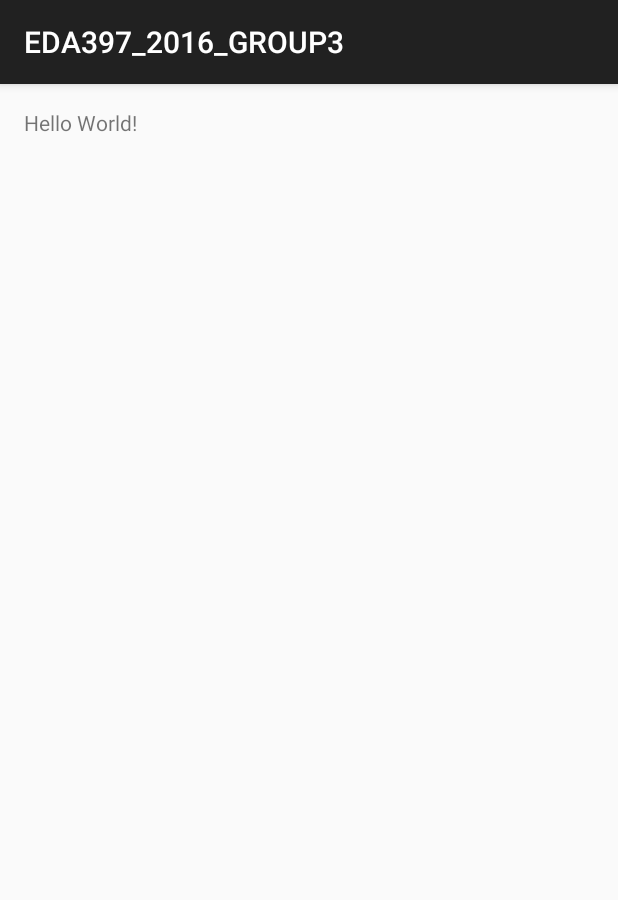
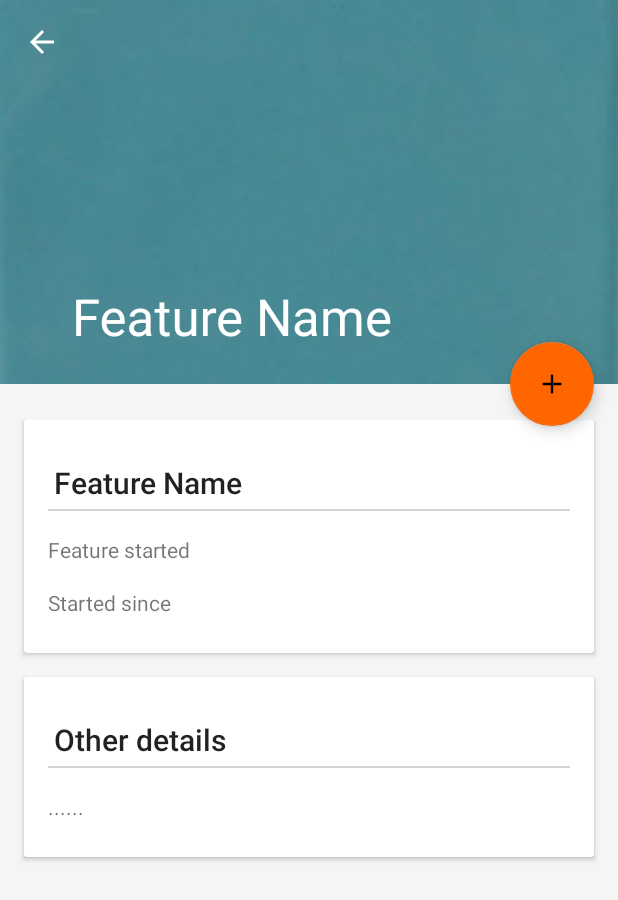
Before and after one commit to sebbe33/EDA_397_2016_Group3, an Android app: the screen it shows after launch (MainActivity before the commit, PunchInActivity after it), on a phone screen of 412 x 824 dp. Shown: the top 900 px of the screen. Run offline under Robolectric (Android 15) with nearby library versions, the phone set to English and light mode, and no system bars.

Commit message:
punchInAndOutfeature

```diff
--- a/app/src/main/AndroidManifest.xml
+++ b/app/src/main/AndroidManifest.xml
@@ -7,8 +7,8 @@
         android:icon="@mipmap/ic_launcher"
         android:label="@string/app_name"
         android:supportsRtl="true"
-        android:theme="@style/AppTheme">
-        <activity android:name=".MainActivity">
+        android:theme="@style/Theme.DesignDemo">
+        <activity android:name=".PunchInActivity">
             <intent-filter>
                 <action android:name="android.intent.action.MAIN" />
 
--- a/app/src/main/java/chalmers/eda397_2016_group3/MainActivity.java
+++ /dev/null
@@ -1,14 +0,0 @@
-package chalmers.eda397_2016_group3;
-
-import android.support.v7.app.ActionBarActivity;
-import android.os.Bundle;
-
-public class MainActivity extends ActionBarActivity {
-
-    @Override
-    protected void onCreate(Bundle savedInstanceState) {
-        super.onCreate(savedInstanceState);
-        setContentView(R.layout.activity_main);
-        System.out.println("Hello world! <3");
-    }
-}
--- /dev/null
+++ b/app/src/main/java/chalmers/eda397_2016_group3/PunchInActivity.java
@@ -0,0 +1,112 @@
+package chalmers.eda397_2016_group3;
+
+import android.content.Context;
+import android.content.Intent;
+import android.content.res.ColorStateList;
+import android.graphics.Color;
+import android.os.Bundle;
+import android.support.design.widget.CollapsingToolbarLayout;
+import android.support.design.widget.FloatingActionButton;
+import android.support.design.widget.Snackbar;
+import android.support.v7.app.AppCompatActivity;
+import android.support.v7.widget.Toolbar;
+import android.view.Menu;
+import android.view.MenuItem;
+import android.view.View;
+import android.widget.ImageView;
+import android.widget.TextView;
+
+import com.bumptech.glide.Glide;
+
+/**
+ * Created by N10 on 4/26/2016.
+ */
+public class PunchInActivity  extends AppCompatActivity {
+
+
+    public static String color="#fffff";
+
+    int status;
+
+    @Override
+    public void onCreate(Bundle savedInstanceState) {
+        super.onCreate(savedInstanceState);
+        setContentView(R.layout.punchin_feature);
+
+        final Toolbar toolbar = (Toolbar) findViewById(R.id.toolbar);
+
+        status=0;
+
+        setSupportActionBar(toolbar);
+        getSupportActionBar().setDisplayHomeAsUpEnabled(true);
+
+        CollapsingToolbarLayout collapsingToolbar = (CollapsingToolbarLayout) findViewById(R.id.collapsing_toolbar);
+        collapsingToolbar.setTitle("Feature Name");
+
+
+        final TextView textView1= (TextView) findViewById(R.id.feature_status);
+        final TextView textView2= (TextView) findViewById(R.id.feature_time);
+        textView1.setText("Feature started");
+        textView2.setText("Started since ");
+
+
+        loadBackdrop(R.drawable.background);
+        final FloatingActionButton fab = (FloatingActionButton) findViewById(R.id.fab);
+        if(status==0) {
+            fab.setBackgroundTintList(ColorStateList.valueOf(getResources().getColor(R.color.fab_background_out)));
+
+
+        }
+        else{
+            fab.setBackgroundTintList(ColorStateList.valueOf(getResources().getColor(R.color.fab_background_in)));
+
+        }
+
+        fab.setOnClickListener(new View.OnClickListener() {
+            @Override
+            public void onClick(View view) {
+
+
+                if(status==0){
+                    Snackbar.make(view,"Feature started", Snackbar.LENGTH_LONG)
+                            .setAction("Action", null).show();
+                    fab.setBackgroundTintList(ColorStateList.valueOf(getResources().getColor(R.color.fab_background_in)));
+                    status=1;
+                }
+                else{
+                    Snackbar.make(view, "Feature Stopped", Snackbar.LENGTH_LONG)
+                            .setAction("Action", null).show();
+                    fab.setBackgroundTintList(ColorStateList.valueOf(getResources().getColor(R.color.fab_background_out)));
+                    status=0;
+                }
+
+            }
+        });
+
+
+    }
+
+    private void loadBackdrop(int imgId) {
+        final ImageView imageView = (ImageView) findViewById(R.id.backdrop);
+        imageView.setBackgroundColor(Color.parseColor("#ffffff"));
+        Glide.with(this).load(imgId).into(imageView);
+    }
+
+    @Override
+    public boolean onCreateOptionsMenu(Menu menu) {
+
+        return false;
+    }
+
+    public boolean onOptionsItemSelected(MenuItem item) {
+        // Handle action bar item clicks here. The action bar will
+        // automatically handle clicks on the Home/Up button, so long
+        // as you specify a parent activity in AndroidManifest.xml.
+        super.onBackPressed();
+        return true;
+    }
+
+
+
+
+}
--- /dev/null
+++ b/app/src/main/res/layout/punchin_feature.xml
@@ -0,0 +1,176 @@
+<?xml version="1.0" encoding="utf-8"?>
+<!--
+  ~ Copyright (C) 2015 The Android Open Source Project
+  ~
+  ~ Licensed under the Apache License, Version 2.0 (the "License");
+  ~ you may not use this file except in compliance with the License.
+  ~ You may obtain a copy of the License at
+  ~
+  ~      http://www.apache.org/licenses/LICENSE-2.0
+  ~
+  ~ Unless required by applicable law or agreed to in writing, software
+  ~ distributed under the License is distributed on an "AS IS" BASIS,
+  ~ WITHOUT WARRANTIES OR CONDITIONS OF ANY KIND, either express or implied.
+  ~ See the License for the specific language governing permissions and
+  ~ limitations under the License.
+-->
+
+<android.support.design.widget.CoordinatorLayout xmlns:android="http://schemas.android.com/apk/res/android"
+    xmlns:app="http://schemas.android.com/apk/res-auto"
+    xmlns:materialdesign="http://schemas.android.com/tools"
+    android:id="@+id/main_content"
+    android:layout_width="match_parent"
+    android:layout_height="match_parent"
+    android:fitsSystemWindows="true">
+
+    <android.support.design.widget.AppBarLayout
+        android:id="@+id/appbar"
+        android:layout_width="match_parent"
+        android:layout_height="@dimen/detail_backdrop_height"
+        android:theme="@style/ThemeOverlay.AppCompat.Dark.ActionBar"
+        android:fitsSystemWindows="true">
+
+        <android.support.design.widget.CollapsingToolbarLayout
+            android:id="@+id/collapsing_toolbar"
+            android:layout_width="match_parent"
+            android:layout_height="match_parent"
+            app:layout_scrollFlags="scroll|exitUntilCollapsed"
+            android:fitsSystemWindows="true"
+            app:contentScrim="?attr/colorPrimary"
+            app:expandedTitleMarginStart="48dp"
+            app:expandedTitleMarginEnd="64dp">
+
+            <ImageView
+                android:id="@+id/backdrop"
+                android:layout_width="match_parent"
+                android:layout_height="match_parent"
+                android:scaleType="centerCrop"
+                android:fitsSystemWindows="true"
+                app:layout_collapseMode="parallax" />
+
+            <android.support.v7.widget.Toolbar
+                android:id="@+id/toolbar"
+                android:layout_width="match_parent"
+                android:layout_height="?attr/actionBarSize"
+                app:popupTheme="@style/ThemeOverlay.AppCompat.Light"
+                app:layout_collapseMode="pin" />
+
+        </android.support.design.widget.CollapsingToolbarLayout>
+
+    </android.support.design.widget.AppBarLayout>
+
+    <android.support.v4.widget.NestedScrollView
+        android:layout_width="match_parent"
+        android:layout_height="match_parent"
+        app:layout_behavior="@string/appbar_scrolling_view_behavior">
+
+        <LinearLayout
+            android:layout_width="match_parent"
+            android:layout_height="match_parent"
+            android:orientation="vertical"
+            android:paddingTop="24dp">
+
+
+
+            <android.support.v7.widget.CardView
+                android:layout_width="match_parent"
+                android:layout_height="wrap_content"
+                android:layout_marginBottom="@dimen/card_margin"
+                android:layout_marginLeft="@dimen/card_margin"
+                android:layout_marginRight="@dimen/card_margin">
+
+                <LinearLayout
+                    style="@style/Widget.CardContent"
+                    android:layout_width="match_parent"
+                    android:layout_height="wrap_content">
+
+
+
+                    <TextView
+                        android:layout_width="match_parent"
+                        android:layout_height="wrap_content"
+                        android:padding="4dp"
+                        android:text="Feature Name"
+                        android:textAppearance="@style/TextAppearance.AppCompat.Title" />
+
+                    <View
+                        android:layout_width="match_parent"
+                        android:layout_height="1dp"
+                        android:background="#d3d3d3" />
+
+
+                    <TextView
+                        android:id="@+id/feature_status"
+                        android:layout_width="match_parent"
+                        android:layout_height="wrap_content"
+                        android:layout_marginTop="16dp"
+                        android:text="ipsum" />
+                    <TextView
+                        android:id="@+id/feature_time"
+                        android:layout_width="match_parent"
+                        android:layout_height="wrap_content"
+                        android:layout_marginTop="16dp"
+                        android:text="ipsum" />
+
+
+                </LinearLayout>
+
+            </android.support.v7.widget.CardView>
+
+            <android.support.v7.widget.CardView
+                android:layout_width="match_parent"
+                android:layout_height="wrap_content"
+                android:layout_marginBottom="@dimen/card_margin"
+                android:layout_marginLeft="@dimen/card_margin"
+                android:layout_marginRight="@dimen/card_margin">
+
+                <LinearLayout
+                    style="@style/Widget.CardContent"
+                    android:layout_width="match_parent"
+                    android:layout_height="wrap_content">
+
+
+
+                    <TextView
+                        android:layout_width="match_parent"
+                        android:layout_height="wrap_content"
+                        android:text="Other details"
+                        android:padding="4dp"
+                        android:textAppearance="@style/TextAppearance.AppCompat.Title" />
+                    <View
+                        android:layout_width="match_parent"
+                        android:layout_height="1dp"
+                        android:background="#d3d3d3" />
+
+                    <TextView
+                        android:id="@+id/temperature_inside"
+                        android:layout_width="match_parent"
+                        android:layout_height="wrap_content"
+                        android:layout_marginTop="16dp"
+                        android:text="......" />
+
+
+               </LinearLayout>
+
+            </android.support.v7.widget.CardView>
+
+
+
+
+        </LinearLayout>
+
+    </android.support.v4.widget.NestedScrollView>
+
+    <android.support.design.widget.FloatingActionButton
+
+        android:id="@+id/fab"
+        android:layout_height="wrap_content"
+        android:layout_width="wrap_content"
+        app:layout_anchor="@id/appbar"
+        app:layout_anchorGravity="bottom|right|end"
+        android:src="@drawable/ic_fab"
+        app:backgroundTint="@color/fab_background_out"
+        android:layout_margin="@dimen/fab_margin"
+        android:clickable="true"/>
+
+</android.support.design.widget.CoordinatorLayout>
--- /dev/null
+++ b/app/src/main/res/values/colors.xml
@@ -0,0 +1,29 @@
+<?xml version="1.0" encoding="utf-8"?>
+<!--
+  ~ Copyright (C) 2015 The Android Open Source Project
+  ~
+  ~ Licensed under the Apache License, Version 2.0 (the "License");
+  ~ you may not use this file except in compliance with the License.
+  ~ You may obtain a copy of the License at
+  ~
+  ~      http://www.apache.org/licenses/LICENSE-2.0
+  ~
+  ~ Unless required by applicable law or agreed to in writing, software
+  ~ distributed under the License is distributed on an "AS IS" BASIS,
+  ~ WITHOUT WARRANTIES OR CONDITIONS OF ANY KIND, either express or implied.
+  ~ See the License for the specific language governing permissions and
+  ~ limitations under the License.
+  -->
+
+<resources>
+    <color name="window_background">#FFF5F5F5</color>
+    <color name="colorPrimary">#C62828</color>
+    <color name="colorPrimaryDark">#B71C1C</color>
+    <color name="colorAccent">#FFA726</color>
+
+    <color name="fab_background_out">#FF6600</color>
+    <color name="fab_background_in">#D32F2F</color>
+    <color name="image_background">#F8CC32</color>
+
+
+</resources>
--- a/app/src/main/res/values/dimens.xml
+++ b/app/src/main/res/values/dimens.xml
@@ -2,4 +2,7 @@
     <!-- Default screen margins, per the Android Design guidelines. -->
     <dimen name="activity_horizontal_margin">16dp</dimen>
     <dimen name="activity_vertical_margin">16dp</dimen>
+    <dimen name="detail_backdrop_height">256dp</dimen>
+    <dimen name="fab_margin">16dp</dimen>
+    <dimen name="card_margin">16dp</dimen>
 </resources>
--- a/app/src/main/res/values/styles.xml
+++ b/app/src/main/res/values/styles.xml
@@ -5,4 +5,25 @@
         <!-- Customize your theme here. -->
     </style>
 
+
+    <style name="Theme.DesignDemo" parent="Base.Theme.DesignDemo">
+    </style>
+
+    <style name="Base.Theme.DesignDemo" parent="Theme.AppCompat.Light.NoActionBar">
+        <item name="colorPrimary">@color/colorPrimary</item>
+        <item name="colorPrimaryDark">@color/colorPrimaryDark</item>
+        <item name="colorAccent">@color/colorAccent</item>
+        <item name="android:windowBackground">@color/window_background</item>
+
+    </style>
+
+    <style name="Widget.CardContent" parent="android:Widget">
+        <item name="android:paddingLeft">16dp</item>
+        <item name="android:paddingRight">16dp</item>
+        <item name="android:paddingTop">24dp</item>
+        <item name="android:paddingBottom">24dp</item>
+        <item name="android:orientation">vertical</item>
+    </style>
+
+
 </resources>
--- a/build.gradle
+++ b/build.gradle
@@ -5,7 +5,7 @@ buildscript {
         jcenter()
     }
     dependencies {
-        classpath 'com.android.tools.build:gradle:2.1.0-alpha3'
+        classpath 'com.android.tools.build:gradle:1.3.0'
 
         // NOTE: Do not place your application dependencies here; they belong
         // in the individual module build.gradle files
```
Also changed, not shown: app/build.gradle (+7 -4 lines), app/src/main/res/drawable/background.png (added), app/src/main/res/drawable/ic_fab.png (added), gradle/wrapper/gradle-wrapper.properties.
